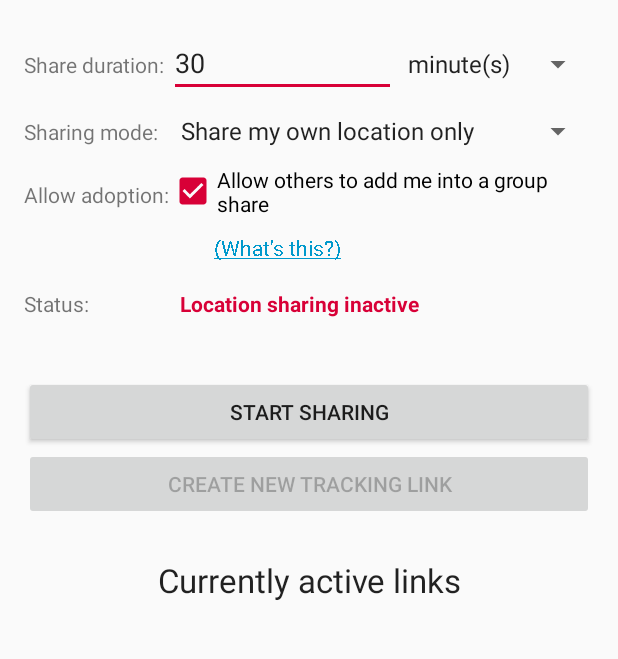
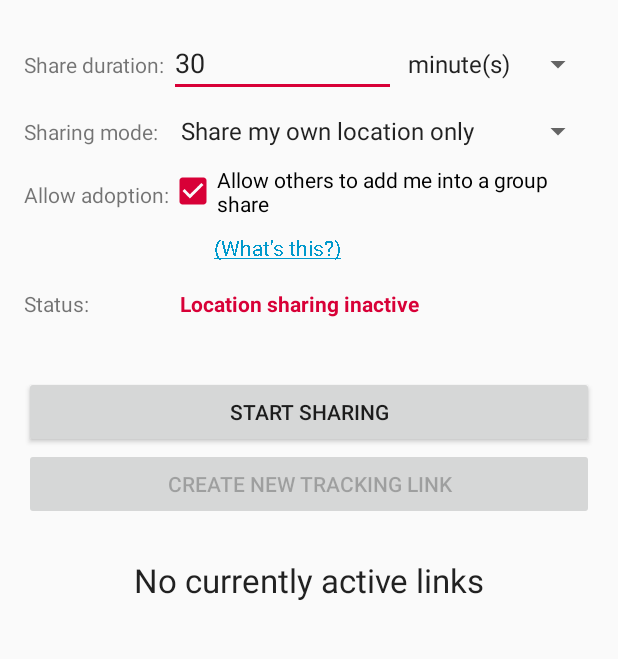
Before and after one commit to bilde2910/Hauk, an Android app: the screen it shows after launch (MainActivity), on a phone screen of 412 x 824 dp, the part 425-1084 px from its top. Run offline under Robolectric (Android 15) with nearby library versions, the phone set to English and light mode, and no system bars.

Commit message:
Change label if no active links; fixes #72

```diff
--- a/android/app/src/main/java/info/varden/hauk/ui/MainActivity.java
+++ b/android/app/src/main/java/info/varden/hauk/ui/MainActivity.java
@@ -313,7 +313,7 @@ public final class MainActivity extends AppCompatActivity {
         this.manager.attachShareListener(new ShareListenerImpl());
         this.manager.attachSessionListener(new SessionListenerImpl());
 
-        this.linkList = new ShareLinkLayoutManager(this, this.manager, (ViewGroup) findViewById(R.id.tableLinks));
+        this.linkList = new ShareLinkLayoutManager(this, this.manager, (ViewGroup) findViewById(R.id.tableLinks), (TextView) findViewById(R.id.headerLinks));
     }
 
     /**
--- a/android/app/src/main/java/info/varden/hauk/ui/ShareLinkLayoutManager.java
+++ b/android/app/src/main/java/info/varden/hauk/ui/ShareLinkLayoutManager.java
@@ -43,15 +43,21 @@ public final class ShareLinkLayoutManager {
     private final ViewGroup linkLayout;
 
     /**
+     * The header above the link list, used to change the text when there are no active shares.
+     */
+    private final TextView headerView;
+
+    /**
      * A list of links displayed on the UI that the client is contributing to, paired with the View
      * representing the link of that share and its controls in the link list.
      */
     private final Map<Share, View> shareViewMap;
 
-    ShareLinkLayoutManager(Activity act, SessionManager manager, ViewGroup linkLayout) {
+    ShareLinkLayoutManager(Activity act, SessionManager manager, ViewGroup linkLayout, TextView headerView) {
         this.act = act;
         this.manager = manager;
         this.linkLayout = linkLayout;
+        this.headerView = headerView;
         this.shareViewMap = new HashMap<>();
         removeAll();
     }
@@ -79,8 +85,17 @@ public final class ShareLinkLayoutManager {
      * @param share The share whose link should be removed from the link list.
      */
     @SuppressWarnings("NonBooleanMethodNameMayNotStartWithQuestion")
-    void remove(Share share) {
-        this.linkLayout.removeView(this.shareViewMap.remove(share));
+    void remove(final Share share) {
+        this.act.runOnUiThread(new Runnable() {
+            @Override
+            public void run() {
+                ShareLinkLayoutManager.this.linkLayout.removeView(ShareLinkLayoutManager.this.shareViewMap.remove(share));
+                if (ShareLinkLayoutManager.this.shareViewMap.isEmpty()) {
+                    ShareLinkLayoutManager.this.headerView.setText(R.string.label_heading_no_links);
+                }
+            }
+        });
+
     }
 
     /**
@@ -88,8 +103,14 @@ public final class ShareLinkLayoutManager {
      */
     @SuppressWarnings("NonBooleanMethodNameMayNotStartWithQuestion")
     void removeAll() {
-        this.linkLayout.removeAllViews();
-        this.shareViewMap.clear();
+        this.act.runOnUiThread(new Runnable() {
+            @Override
+            public void run() {
+                ShareLinkLayoutManager.this.linkLayout.removeAllViews();
+                ShareLinkLayoutManager.this.shareViewMap.clear();
+                ShareLinkLayoutManager.this.headerView.setText(R.string.label_heading_no_links);
+            }
+        });
     }
 
     /**
@@ -142,6 +163,7 @@ public final class ShareLinkLayoutManager {
             Log.i("Putting share in class-level share list"); //NON-NLS
             ShareLinkLayoutManager.this.shareViewMap.put(this.share, linkView);
             ShareLinkLayoutManager.this.linkLayout.addView(linkView);
+            ShareLinkLayoutManager.this.headerView.setText(R.string.label_heading_links);
         }
     }
 
--- a/android/app/src/main/res/layout/activity_main.xml
+++ b/android/app/src/main/res/layout/activity_main.xml
@@ -304,10 +304,11 @@
 
             <!-- The header above the list of active share links. -->
             <TextView
+                android:id="@+id/headerLinks"
                 android:layout_width="match_parent"
                 android:layout_height="wrap_content"
                 android:gravity="center"
-                android:text="@string/label_heading_links"
+                android:text="@string/label_heading_no_links"
                 android:textAppearance="@style/TextAppearance.AppCompat.Large" />
 
             <Space
--- a/android/app/src/main/res/values/strings.xml
+++ b/android/app/src/main/res/values/strings.xml
@@ -38,6 +38,7 @@
     <string name="btn_share_short">Share</string>
 
     <string name="label_heading_links">Currently active links</string>
+    <string name="label_heading_no_links">No currently active links</string>
     <string name="link_type_solo">Your location only</string>
     <string name="link_type_group_host">Group share (host)</string>
     <string name="link_type_group_member">Group share (member)</string>
```
